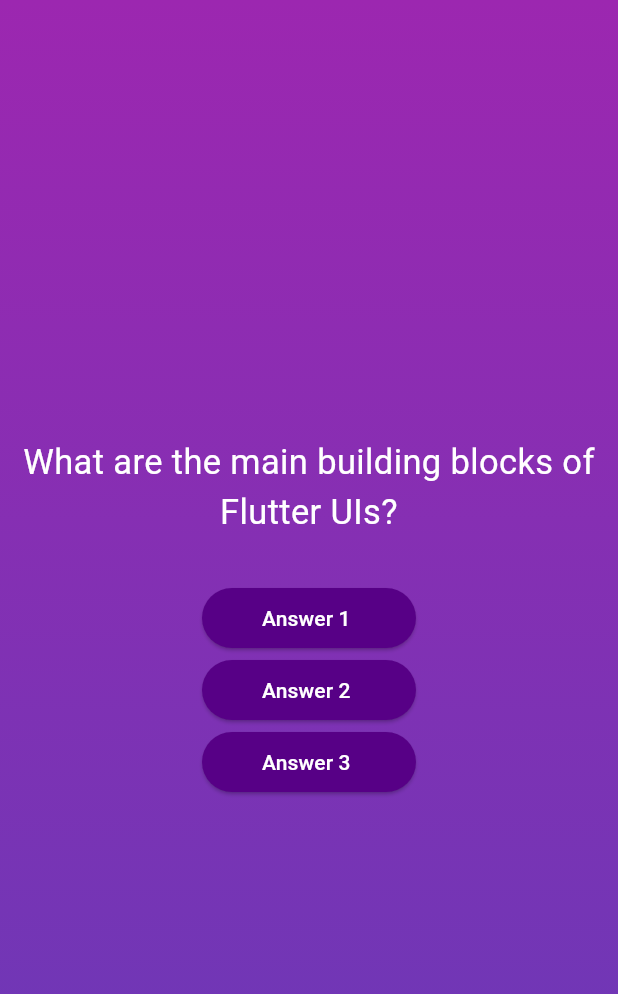
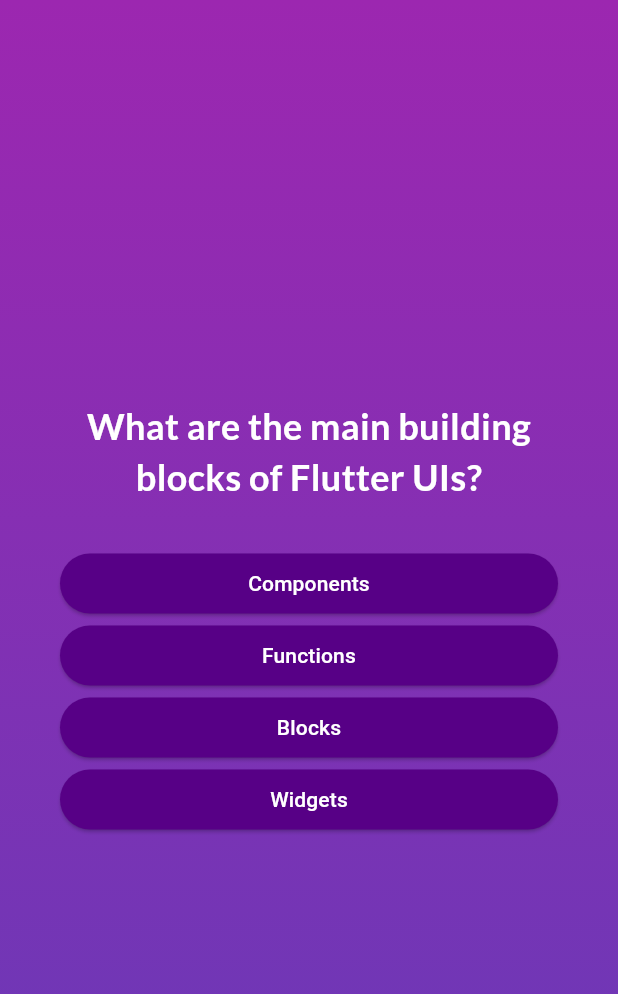
Before and after one commit to leangsengLy/Flutter_Project, a Flutter app: the screen it shows after launch, after a tap on "Start Game with me!", on a phone screen of 412 x 824 dp. Shown: the top 994 px of the screen. Run offline on Flutter 3.47's test engine with Material 3 defaults, Android fonts, the phone set to English and light mode, and no system bars; our stand-ins replace google_fonts.

Commit message:
update new code

```diff
--- a/flutter_asnwer/lib/answer_button.dart
+++ b/flutter_asnwer/lib/answer_button.dart
@@ -2,16 +2,18 @@
 
 class AnswerButton extends StatelessWidget {
   const AnswerButton(this.answerText, this.onClickTheAnswer, {super.key});
-  final void Function(String text) onClickTheAnswer;
+  final void Function(String answer) onClickTheAnswer;
   final String answerText;
-  void clickTheAnswer() {
-    print("Clicking");
+  void clickTheAnswer(String answer) {
+    onClickTheAnswer(answer);
   }
 
   @override
   Widget build(BuildContext context) {
     return ElevatedButton(
-      onPressed: clickTheAnswer,
+      onPressed: () {
+        clickTheAnswer(answerText);
+      },
       style: ElevatedButton.styleFrom(
         padding: const EdgeInsets.symmetric(
           horizontal: 40,
@@ -24,6 +26,7 @@
         ),
       ),
       child: Text(
+        textAlign: TextAlign.center,
         answerText,
       ),
     );
--- a/flutter_asnwer/lib/models/quiz_question.dart
+++ b/flutter_asnwer/lib/models/quiz_question.dart
@@ -2,4 +2,9 @@
   const QuizQuestion(this.text, this.answers);
   final String text;
   final List<String> answers;
+  List<String> getShuffleAnswers() {
+    final suffledList = List.of(answers);
+    suffledList.shuffle();
+    return suffledList;
+  }
 }
--- a/flutter_asnwer/lib/question_screen.dart
+++ b/flutter_asnwer/lib/question_screen.dart
@@ -1,9 +1,11 @@
 import 'package:flutter/material.dart';
 import 'package:flutter_asnwer/answer_button.dart';
 import 'package:flutter_asnwer/data/question.dart';
+import 'package:google_fonts/google_fonts.dart';
 
 class QuestionScreen extends StatefulWidget {
-  const QuestionScreen({super.key});
+  const QuestionScreen(this.onSelectTheAnswer, {super.key});
+  final void Function(String answer) onSelectTheAnswer;
   @override
   State<QuestionScreen> createState() {
     return _QuestionScreenState();
@@ -11,38 +13,50 @@
 }
 
 class _QuestionScreenState extends State<QuestionScreen> {
+  var currentQuestionIndex = 0;
+  void selectAnswered(String answer) {
+    setState(() {
+      currentQuestionIndex++;
+      widget.onSelectTheAnswer(answer);
+      // if (currentQuestionIndex == questions.length - 1) {
+      //   currentQuestionIndex = 0;
+      // } else {
+      //   currentQuestionIndex++;
+      // }
+    });
+  }
+
   @override
   Widget build(BuildContext context) {
-    final currentQuestion = questions[0];
+    final currentQuestion = questions[currentQuestionIndex];
     return SizedBox(
       width: double.infinity,
+      child: Container(
+        margin: const EdgeInsets.all(40),
         child: Column(
           mainAxisAlignment: MainAxisAlignment.center,
+          crossAxisAlignment: CrossAxisAlignment.stretch,
           children: [
             Text(
               textAlign: TextAlign.center,
               currentQuestion.text,
-            style: const TextStyle(
+              style: GoogleFonts.lato(
                 color: Colors.white,
-              fontSize: 23,
+                fontSize: 24,
+                fontWeight: FontWeight.bold,
               ),
             ),
             const SizedBox(
               height: 30,
             ),
-          AnswerButton(
-            "Answer 1 ",
-            (text) {},
+            ...currentQuestion.getShuffleAnswers().map((item) {
+              return AnswerButton(
+                item,
+                selectAnswered,
+              );
+            }),
+          ],
         ),
-          AnswerButton(
-            "Answer 2 ",
-            (text) {},
-          ),
-          AnswerButton(
-            "Answer 3 ",
-            (text) {},
-          ),
-        ],
       ),
     );
   }
--- a/flutter_asnwer/lib/quiz.dart
+++ b/flutter_asnwer/lib/quiz.dart
@@ -1,5 +1,7 @@
 import 'package:flutter/material.dart';
+import 'package:flutter_asnwer/data/question.dart';
 import 'package:flutter_asnwer/question_screen.dart';
+import 'package:flutter_asnwer/result_screen.dart';
 import 'package:flutter_asnwer/start_screen.dart';
 
 class Quiz extends StatefulWidget {
@@ -11,11 +13,21 @@
 }
 
 class _QuizState extends State<Quiz> {
+  List<String> chooseAnswer = [];
   String? renderActive;
   @override
   void initState() {
     renderActive = 'start-screen';
     super.initState();
+  }
+
+  void onSelectTheAnswer(String answer) {
+    chooseAnswer.add(answer);
+    if (chooseAnswer.length == questions.length) {
+      setState(() {
+        renderActive = 'result_screen';
+      });
+    }
   }
 
   void switchContent() {
@@ -27,7 +39,12 @@
   @override
   Widget build(BuildContext context) {
     Widget contentRender = StartScreen(switchContent);
-    if (renderActive != 'start-screen') contentRender = const QuestionScreen();
+    if (renderActive != 'start-screen') {
+      contentRender = QuestionScreen(onSelectTheAnswer);
+    }
+    if (renderActive == 'result_screen') {
+      contentRender = ResultScreen(chooseAnswer);
+    }
     return MaterialApp(
       home: Scaffold(
         body: Container(
--- a/flutter_asnwer/lib/start_screen.dart
+++ b/flutter_asnwer/lib/start_screen.dart
@@ -1,4 +1,5 @@
 import 'package:flutter/material.dart';
+import 'package:google_fonts/google_fonts.dart';
 
 class StartScreen extends StatelessWidget {
   const StartScreen(this.startQuiz, {super.key});
@@ -21,9 +22,9 @@
             ),
           ),
           const SizedBox(height: 80),
-          const Text(
+          Text(
             "Learn Flutter the fun way?",
-            style: TextStyle(
+            style: GoogleFonts.lato(
               fontSize: 24,
               color: Colors.white,
             ),
--- a/flutter_asnwer/pubspec.yaml
+++ b/flutter_asnwer/pubspec.yaml
@@ -35,6 +35,7 @@
   # The following adds the Cupertino Icons font to your application.
   # Use with the CupertinoIcons class for iOS style icons.
   cupertino_icons: ^1.0.8
+  google_fonts: ^6.2.1
 
 dev_dependencies:
   flutter_test:
```
Also changed, not shown: flutter_asnwer/lib/question_summary.dart (added, +37 -0 lines), flutter_asnwer/lib/result_screen.dart (added, +52 -0 lines), flutter_asnwer/pubspec.lock, 1 other file. Lines whose indentation alone changed are shown as unchanged.
